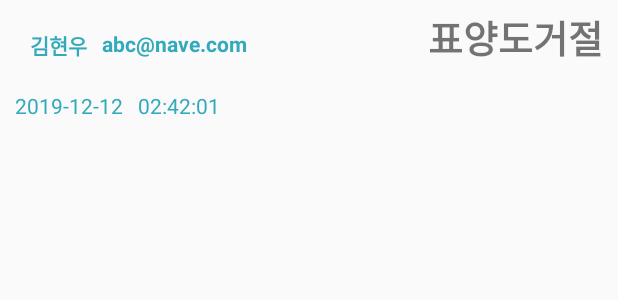
After one commit to SE13KJNBus/BusTicketingApplication, an Android app: the layout mailbox_ticket_reject.xml on its own in the app's theme, with its tools: preview values and no code run, on a phone screen of 412 x 824 dp. The commit adds this screen. Shown: the top 300 px of the screen. Run offline under Robolectric (Android 15) with nearby library versions, the phone set to English and light mode, and no system bars.

Commit message:
Make mailbox

```diff
--- a/BusTicketingAPP/app/src/main/AndroidManifest.xml
+++ b/BusTicketingAPP/app/src/main/AndroidManifest.xml
@@ -41,8 +41,6 @@
         <activity android:name=".BusList.SelectSeatActivity_General" />
         <activity android:name=".BusList.modifySeatActivity" />
         <activity android:name=".BusList.TerminalActivity" />
-        <activity android:name=".Friend.FriendList" />
-        <activity android:name=".Friend.Search_member" />
     </application>
 
 </manifest>
--- /dev/null
+++ b/BusTicketingAPP/app/src/main/res/layout/mailbox_ticket_reject.xml
@@ -0,0 +1,91 @@
+<?xml version="1.0" encoding="utf-8"?>
+<RelativeLayout xmlns:android="http://schemas.android.com/apk/res/android"
+    xmlns:tools="http://schemas.android.com/tools"
+    android:orientation="horizontal"
+    android:layout_width="match_parent"
+    android:layout_height="80dp">
+
+    <LinearLayout
+        android:id="@+id/lay1"
+        android:layout_width="220dp"
+        android:layout_height="match_parent"
+        android:orientation="vertical">
+
+        <RelativeLayout
+            android:layout_width="match_parent"
+            android:layout_height="0dp"
+            android:layout_weight="60"
+            android:gravity="center_vertical"
+            android:paddingLeft="10dp"
+            android:textStyle="bold"
+            android:textColor="#33aabb">
+            <TextView
+                android:id="@+id/senderName"
+                android:layout_width="wrap_content"
+                android:layout_height="wrap_content"
+                android:text="김현우"
+                android:gravity="center_vertical"
+                android:paddingLeft="10dp"
+                android:textStyle="bold"
+                android:textColor="#33aabb"
+                />
+
+            <TextView
+                android:id="@+id/senderEmail"
+                android:layout_width="wrap_content"
+                android:layout_height="wrap_content"
+                android:layout_toRightOf="@+id/senderName"
+                android:gravity="center_vertical"
+                android:paddingLeft="10dp"
+                android:text="abc@nave.com"
+                android:textColor="#33aabb"
+                android:textStyle="bold" />
+
+        </RelativeLayout>
+
+        <TextView
+            android:id="@+id/sendDate"
+            android:text="2019-12-12   02:42:01"
+            android:paddingLeft="10dp"
+            android:layout_width="wrap_content"
+            android:layout_height="wrap_content"
+            android:gravity="center_vertical"
+            android:textColor="#33aabb" />
+
+    </LinearLayout>
+
+
+    <TextView
+        android:id="@+id/message"
+        android:layout_toRightOf="@+id/lay1"
+        android:layout_width="wrap_content"
+        android:layout_height="wrap_content"
+        android:layout_alignParentRight="true"
+        android:gravity="right"
+        android:layout_marginRight="10dp"
+        android:layout_marginTop="5dp"
+        android:text="표양도거절"
+        android:textSize="25dp"
+        android:textStyle="bold" />
+
+
+    <Button
+        android:id="@+id/btn_check"
+        android:layout_width="180dp"
+        android:layout_below="@+id/message"
+        android:layout_height="30dp"
+        android:layout_gravity="bottom"
+        android:layout_marginTop="10dp"
+        android:layout_toRightOf="@+id/lay1"
+        android:background="#00ff0000"
+        android:text="               " />
+
+
+    <View
+        android:layout_width="0dp"
+        android:layout_height="match_parent"
+        android:layout_weight="2"
+        />
+
+
+</RelativeLayout>
```
Also changed, not shown: BusTicketingAPP/app/src/main/java/com/example/busticketingapp/Friend/Search_member.java (+9 -4 lines), BusTicketingAPP/app/src/main/java/com/example/busticketingapp/MailBox/MailAdapter.java (+21 -1 lines), BusTicketingAPP/app/src/main/java/com/example/busticketingapp/MailBox/MailList.java (+89 -48 lines), BusTicketingAPP/app/src/main/res/layout/mailbox_ticket_tran.xml (renamed from BusTicketingAPP/app/src/main/res/layout/mailbox_mail_data.xml).
